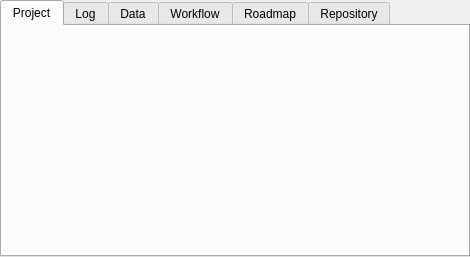
Qt form experimental/forms/mainwindow.ui (skriticos/nelia1) before a commit.
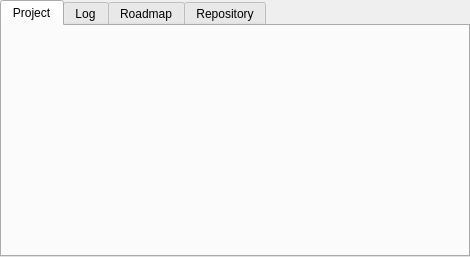
The same form after that commit.

Commit message: ui improvements (shortcuts, added some fields)

Diff of the .ui file:
```diff
--- a/experimental/forms/mainwindow.ui
+++ b/experimental/forms/mainwindow.ui
@@ -62,16 +62,6 @@
         </property>
        </layout>
       </widget>
-      <widget class="QWidget" name="tab_data">
-       <attribute name="title">
-        <string>Data</string>
-       </attribute>
-      </widget>
-      <widget class="QWidget" name="tab_workflow">
-       <attribute name="title">
-        <string>Workflow</string>
-       </attribute>
-      </widget>
       <widget class="QWidget" name="tab_roadmap">
        <attribute name="title">
         <string>Roadmap</string>
```
The commit also changes 4 other files.
